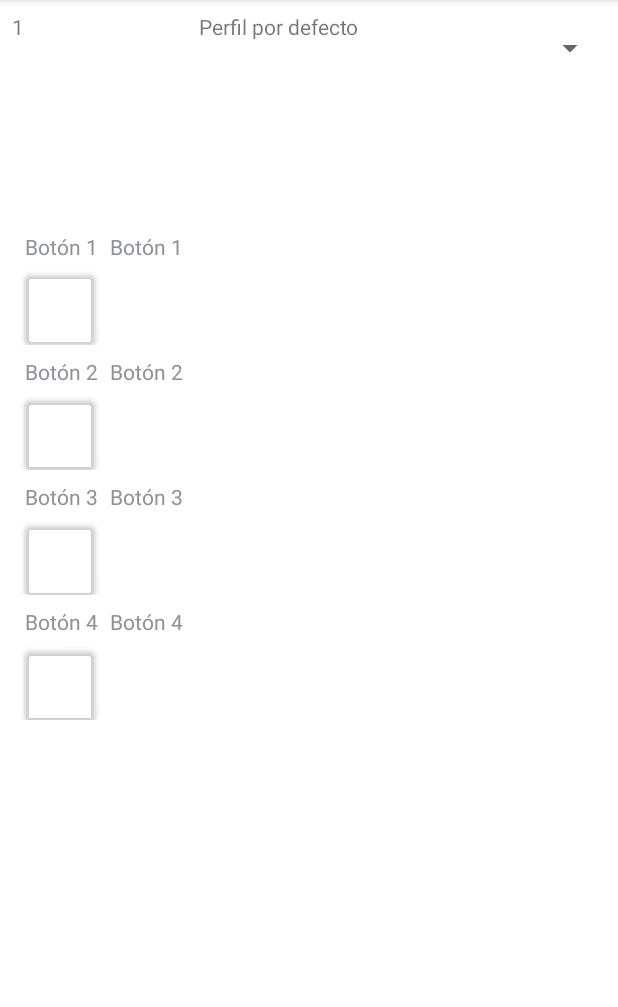
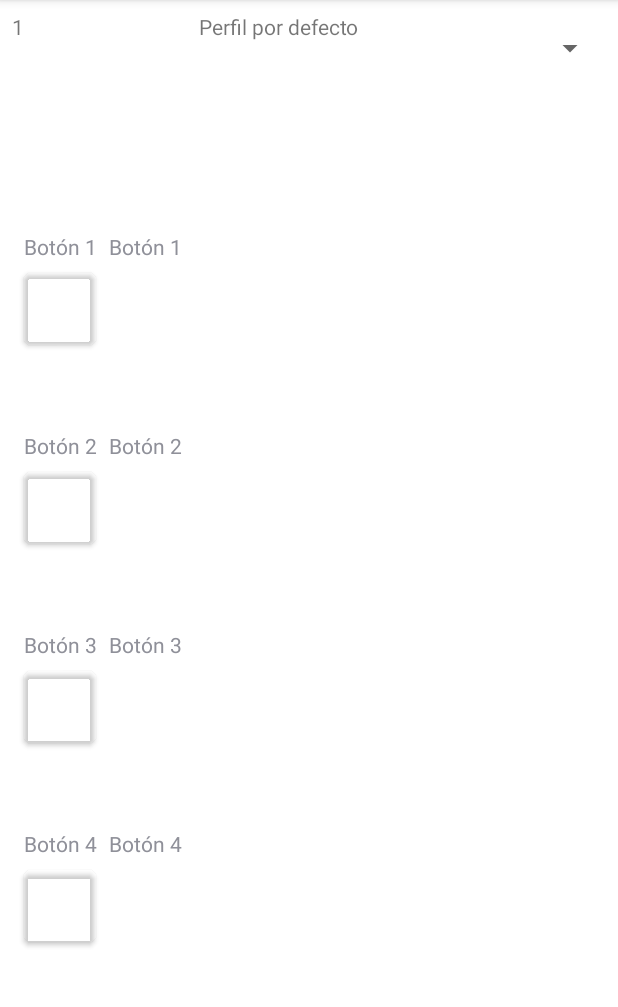
Before and after one commit to AdrianCoso/PFG_HT_SerrAlertas, an Android app: the screen it shows after launch (MainActivity), on a phone screen of 412 x 824 dp, the part 84-1091 px from its top. Run offline under Robolectric (Android 15) with nearby library versions, the phone set to English and light mode, and no system bars.

Commit message:
Mejora disposición de alertas para ocupar todo el espacio

```diff
--- a/app/src/main/java/dam/coso/pfg_ht_serralertas/MainActivity.java
+++ b/app/src/main/java/dam/coso/pfg_ht_serralertas/MainActivity.java
@@ -7,6 +7,7 @@ import android.database.Cursor;
 import android.os.Bundle;
 import android.view.LayoutInflater;
 import android.view.View;
+import android.view.ViewGroup;
 import android.widget.AdapterView;
 import android.widget.LinearLayout;
 import android.widget.Spinner;
@@ -66,6 +67,9 @@ public class MainActivity extends AppCompatActivity {
         Perfil perfilSeleccionado = listaPerfiles.get(position);
         Cursor alertas = db.mostrarAlertasPorPerfil(perfilSeleccionado.getIdPerfil());
         LayoutInflater inflater = LayoutInflater.from(getApplicationContext());
+
+        LinearLayout.LayoutParams params = new LinearLayout.LayoutParams(ViewGroup.LayoutParams.MATCH_PARENT,0);
+        params.weight = 1;
         if (alertas.moveToFirst()) {
             int i = 1;
             do {
@@ -78,6 +82,7 @@ public class MainActivity extends AppCompatActivity {
 
                 CardView color = (CardView) view.findViewById(R.id.cv_color_alerta);
                 color.setCardBackgroundColor(alertas.getInt(2));
+                view.setLayoutParams(params);
                 listaAlertas.addView(view);
                 i++;
             } while (alertas.moveToNext());
--- a/app/src/main/res/layout/activity_main.xml
+++ b/app/src/main/res/layout/activity_main.xml
@@ -20,7 +20,7 @@
 
     <LinearLayout
         android:id="@+id/linear_lista_alertas"
-        android:layout_width="395dp"
+        android:layout_width="0dp"
         android:layout_height="531dp"
         android:layout_marginStart="8dp"
         android:layout_marginTop="8dp"
```
